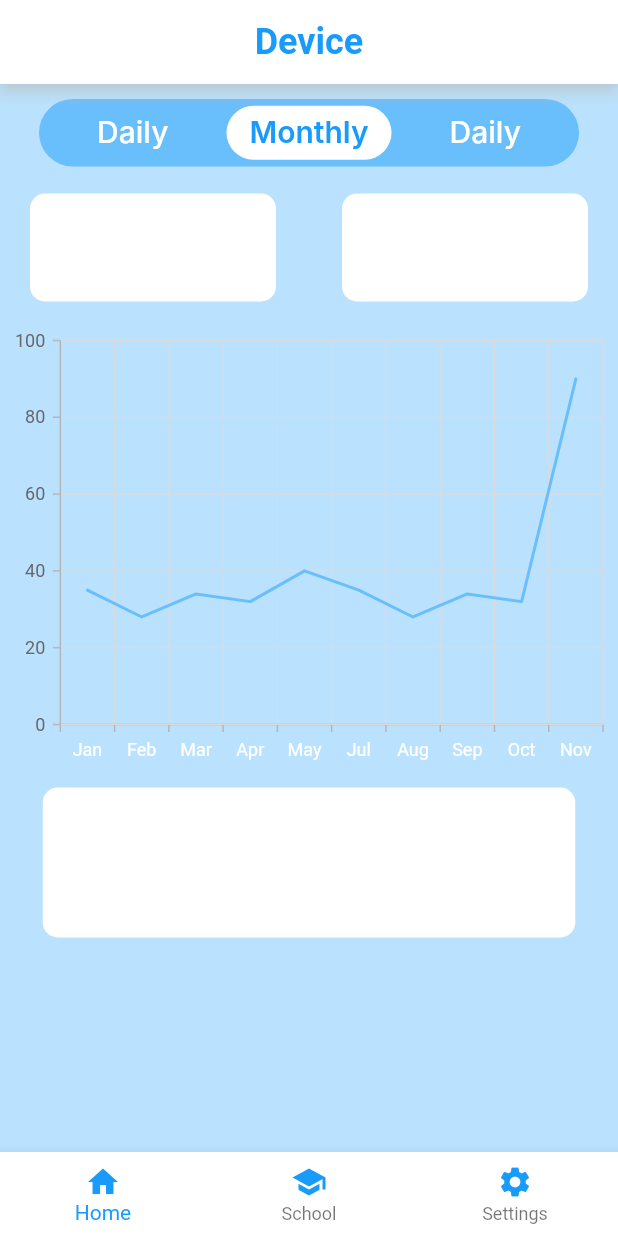
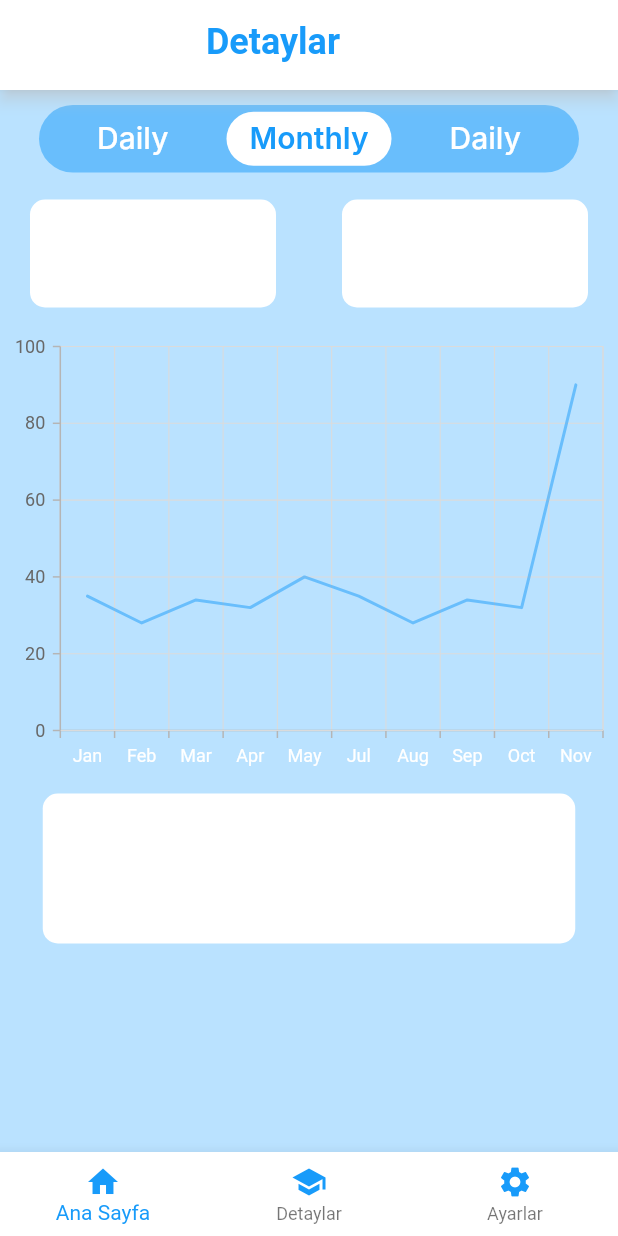
Before and after one commit to GamoTechnology/TempAndHumidity, a Flutter app: the DeviceValueShow screen opened directly, on a phone screen of 412 x 824 dp. Run offline on Flutter 3.47's test engine with Material 2 defaults, Android fonts, the phone set to English and light mode, and no system bars; our stand-ins replace syncfusion_flutter_charts; Roboto replaces fonts that are missing (Inter, OpenSans).

Commit message:
project make stateful

```diff
--- a/lib/const/my_AppBar.dart
+++ b/lib/const/my_AppBar.dart
@@ -1,52 +1,106 @@
+// ignore_for_file: prefer_const_constructors
+
 import 'package:flutter/material.dart';
 import 'package:temp_and_humidity/const/my_colors.dart';
+import 'package:temp_and_humidity/pages/device_value_show.dart';
+import 'package:temp_and_humidity/pages/home_page.dart';
 
-AppBar myAppBar() {
+import 'my_texts.dart';
+
+class myAppBar extends StatelessWidget implements PreferredSizeWidget {
+  @override
+  Size get preferredSize => const Size.fromHeight(60);
+  const myAppBar({
+    Key? key,
+    required this.title,
+    this.centerTitle,
+    this.textColorStyle,
+    this.icon,
+    this.isLeading,
+  }) : super(key: key);
+  final String title;
+  final bool? centerTitle;
+  final TextStyle? textColorStyle;
+  final IconData? icon;
+  final bool? isLeading;
+
+  @override
+  Widget build(BuildContext context) {
     return AppBar(
       shadowColor: MyColors.WhiteColor,
-    title: Padding(
-      padding: const EdgeInsets.all(10.0),
-      child: Row(
-        mainAxisAlignment: MainAxisAlignment.spaceBetween,
-        children: [
-          Text(
-            "Home",
-            style: TextStyle(color: MyColors.firstColor),
-          ),
-          Icon(
-            Icons.add,
+      centerTitle: centerTitle,
+      leading: isLeading == true ? SizedBox() : null,
+      title: Center(
+          child: Text(
+        title,
+        textAlign: TextAlign.center,
+        style: textColorStyle,
+      )),
+      actions: [
+        Padding(
+          padding: const EdgeInsets.only(right: 8),
+          child: Icon(
+            icon,
             color: MyColors.firstColor,
             size: 40,
+          ),
         )
       ],
-      ),
-    ),
       backgroundColor: MyColors.WhiteColor,
     );
   }
+}
 
-BottomNavigationBar myBottomNavigationBar() {
+class myBottomNavigationBar extends StatefulWidget {
+  myBottomNavigationBar({Key? key}) : super(key: key);
+
+  @override
+  State<myBottomNavigationBar> createState() => _myBottomNavigationBarState();
+}
+
+class _myBottomNavigationBarState extends State<myBottomNavigationBar> {
+  int sekme = 0;
+  @override
+  Widget build(BuildContext context) {
     return BottomNavigationBar(
       backgroundColor: MyColors.WhiteColor,
       type: BottomNavigationBarType.fixed,
       items: const <BottomNavigationBarItem>[
         BottomNavigationBarItem(
           icon: Icon(Icons.home, color: MyColors.firstColor),
-        label: 'Home',
+          label: 'Ana Sayfa',
         ),
         BottomNavigationBarItem(
           icon: Icon(
             Icons.school,
             color: MyColors.firstColor,
           ),
-        label: 'School',
+          label: 'Detaylar',
         ),
         BottomNavigationBarItem(
           icon: Icon(Icons.settings, color: MyColors.firstColor),
-        label: 'Settings',
+          label: 'Ayarlar',
         ),
       ],
       selectedItemColor: MyColors.firstColor,
-    onTap: (int) {},
+      onTap: (int i) {
+        switch (i) {
+          case 0:
+            setState(() {
+              sekme = 0;
+              HomePage();
+            });
+            break;
+          case 1:
+            setState(() {
+              sekme = 1;
+              DeviceValueShow();
+            });
+            break;
+          case 2:
+            break;
+        }
+      },
     );
   }
+}
--- a/lib/main.dart
+++ b/lib/main.dart
@@ -1,4 +1,5 @@
 import 'package:flutter/material.dart';
+import 'package:temp_and_humidity/const/my_AppBar.dart';
 import 'package:temp_and_humidity/pages/device_value_show.dart';
 import 'package:temp_and_humidity/pages/home_page.dart';
 import 'package:temp_and_humidity/pages/login_page.dart';
@@ -16,7 +17,7 @@ class _MyAppState extends State<MyApp> {
     return MaterialApp(
         debugShowCheckedModeBanner: false,
         home: SafeArea(
-          child: LoginPage(),
+          child: DeviceValueShow(),
         ));
   }
 }
--- a/lib/pages/device_value_show.dart
+++ b/lib/pages/device_value_show.dart
@@ -14,7 +14,12 @@ class _MyAppState extends State<DeviceValueShow> {
   @override
   Widget build(BuildContext context) {
     return Scaffold(
-      appBar: myAppBar(),
+      appBar: myAppBar(
+        title: 'Detaylar',
+        textColorStyle: MyTexts.title2,
+        centerTitle: true,
+        isLeading: false,
+      ),
       bottomNavigationBar: myBottomNavigationBar(),
       body: Container(
         color: MyColors.secondColor,
@@ -26,32 +31,32 @@ class _MyAppState extends State<DeviceValueShow> {
                 child: Row(
                   mainAxisAlignment: MainAxisAlignment.spaceEvenly,
                   children: [
-                    Text(
+                    const Text(
                       "Daily",
                       style: MyTexts.subtitle4,
                     ),
                     Container(
                       alignment: Alignment.center,
-                      child: Text(
+                      child: const Text(
                         "Monthly",
                         style: MyTexts.subtitle2,
                       ),
                       height: 36,
                       width: 110,
-                      margin: EdgeInsets.only(),
+                      margin: const EdgeInsets.only(),
                       decoration: BoxDecoration(
                         color: Colors.white,
                         borderRadius: BorderRadius.circular(25),
                       ),
                     ),
-                    Text(
+                    const Text(
                       "Daily",
                       style: MyTexts.subtitle4,
                     ),
                   ],
                 ),
                 height: 45,
-                margin: EdgeInsets.only(
+                margin: const EdgeInsets.only(
                   left: 16,
                   right: 16,
                 ),
@@ -94,7 +99,7 @@ class _MyAppState extends State<DeviceValueShow> {
               padding: const EdgeInsets.only(top: 8, bottom: 8),
               child: SfCartesianChart(
                   primaryXAxis: CategoryAxis(
-                    labelStyle: TextStyle(
+                    labelStyle: const TextStyle(
                       color: MyColors.WhiteColor,
                     ),
                   ),
@@ -123,7 +128,7 @@ class _MyAppState extends State<DeviceValueShow> {
                         yValueMapper: (SalesData sales, _) => sales.sales,
                         color: MyColors.firstColorLight,
                         // Enable data label
-                        dataLabelSettings: DataLabelSettings(
+                        dataLabelSettings: const DataLabelSettings(
                           isVisible: false,
                         ))
                   ]),
@@ -132,7 +137,7 @@ class _MyAppState extends State<DeviceValueShow> {
                 width: 355,
                 height: 100,
                 decoration: new BoxDecoration(
-                    color: Color(0xffffffff),
+                    color: const Color(0xffffffff),
                     borderRadius: BorderRadius.circular(10)))
           ],
         ),
@@ -146,18 +151,3 @@ class SalesData {
   final String year;
   final double sales;
 }
-
-AppBar myAppBar() {
-  return AppBar(
-    shadowColor: MyColors.WhiteColor,
-    centerTitle: true,
-    title: Padding(
-      padding: const EdgeInsets.all(10.0),
-      child: Text(
-        "Device",
-        style: MyTexts.title2,
-      ),
-    ),
-    backgroundColor: MyColors.WhiteColor,
-  );
-}
--- a/pubspec.yaml
+++ b/pubspec.yaml
@@ -34,6 +34,7 @@ dependencies:
   # Use with the CupertinoIcons class for iOS style icons.
   cupertino_icons: ^1.0.2
   syncfusion_flutter_charts: ^20.2.43
+  material: ^1.0.0+2
 
 
 dev_dependencies:
```
Also changed, not shown: lib/pages/home_page.dart (+15 -5 lines), lib/pages/login_page.dart (+8 -5 lines), pubspec.lock. Lines whose indentation alone changed are shown as unchanged.
